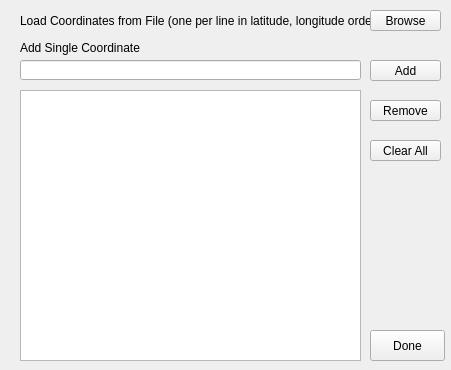
NationalSecurityAgency/qgis-latlontools-plugin, file multiZoomDialog.ui: the form before one commit.
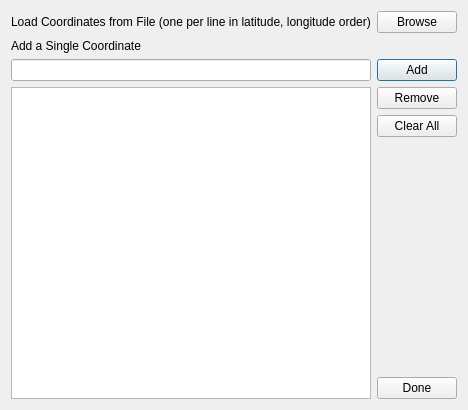
The form after the commit.

Commit message: Updated GUIs to be machine and font independent.

Patch:
```diff
--- a/multiZoomDialog.ui
+++ b/multiZoomDialog.ui
@@ -6,187 +6,118 @@
    <rect>
     <x>0</x>
     <y>0</y>
-    <width>451</width>
-    <height>370</height>
+    <width>464</width>
+    <height>410</height>
    </rect>
   </property>
   <property name="windowTitle">
    <string>Multi-Location Zoom</string>
   </property>
-  <widget class="QPushButton" name="doneButton">
-   <property name="geometry">
-    <rect>
-     <x>370</x>
-     <y>330</y>
-     <width>75</width>
-     <height>31</height>
-    </rect>
-   </property>
-   <property name="text">
-    <string>Done</string>
-   </property>
-   <property name="autoDefault">
-    <bool>false</bool>
-   </property>
-  </widget>
+  <layout class="QVBoxLayout" name="verticalLayout">
+   <item>
+    <layout class="QHBoxLayout" name="horizontalLayout">
+     <item>
   <widget class="QLabel" name="label">
-   <property name="geometry">
-    <rect>
-     <x>20</x>
-     <y>10</y>
-     <width>351</width>
-     <height>21</height>
-    </rect>
-   </property>
    <property name="text">
     <string>Load Coordinates from File (one per line in latitude, longitude order)</string>
    </property>
   </widget>
+     </item>
+     <item>
+      <spacer name="horizontalSpacer">
+       <property name="orientation">
+        <enum>Qt::Horizontal</enum>
+       </property>
+       <property name="sizeHint" stdset="0">
+        <size>
+         <width>40</width>
+         <height>20</height>
+        </size>
+       </property>
+      </spacer>
+     </item>
+     <item>
   <widget class="QPushButton" name="browseButton">
-   <property name="geometry">
-    <rect>
-     <x>370</x>
-     <y>10</y>
-     <width>71</width>
-     <height>21</height>
-    </rect>
-   </property>
    <property name="text">
     <string>Browse</string>
    </property>
-   <property name="autoDefault">
-    <bool>false</bool>
-   </property>
-   <property name="default">
-    <bool>false</bool>
-   </property>
-  </widget>
-  <widget class="QTableWidget" name="resultsTable">
-   <property name="geometry">
-    <rect>
-     <x>20</x>
-     <y>90</y>
-     <width>341</width>
-     <height>271</height>
-    </rect>
-   </property>
-   <property name="sizePolicy">
-    <sizepolicy hsizetype="Expanding" vsizetype="Expanding">
-     <horstretch>0</horstretch>
-     <verstretch>0</verstretch>
-    </sizepolicy>
-   </property>
-   <property name="maximumSize">
-    <size>
-     <width>481</width>
-     <height>300</height>
-    </size>
-   </property>
-   <property name="editTriggers">
-    <set>QAbstractItemView::NoEditTriggers</set>
-   </property>
-   <property name="tabKeyNavigation">
-    <bool>false</bool>
-   </property>
-   <property name="selectionMode">
-    <enum>QAbstractItemView::SingleSelection</enum>
-   </property>
-   <property name="selectionBehavior">
-    <enum>QAbstractItemView::SelectRows</enum>
-   </property>
-   <property name="cornerButtonEnabled">
-    <bool>false</bool>
-   </property>
-   <attribute name="horizontalHeaderDefaultSectionSize">
-    <number>152</number>
-   </attribute>
-   <attribute name="horizontalHeaderHighlightSections">
-    <bool>false</bool>
-   </attribute>
-   <attribute name="verticalHeaderHighlightSections">
-    <bool>false</bool>
-   </attribute>
-  </widget>
+      </widget>
+     </item>
+    </layout>
+   </item>
+   <item>
   <widget class="QLabel" name="label_2">
-   <property name="geometry">
-    <rect>
-     <x>20</x>
-     <y>40</y>
-     <width>171</width>
-     <height>16</height>
-    </rect>
-   </property>
    <property name="text">
-    <string>Add Single Coordinate</string>
-   </property>
-  </widget>
-  <widget class="QLineEdit" name="coordTxt">
-   <property name="geometry">
-    <rect>
-     <x>20</x>
-     <y>60</y>
-     <width>341</width>
-     <height>20</height>
-    </rect>
-   </property>
-  </widget>
+      <string>Add a Single Coordinate</string>
+     </property>
+    </widget>
+   </item>
+   <item>
+    <layout class="QHBoxLayout" name="horizontalLayout_2">
+     <item>
+      <widget class="QLineEdit" name="coordTxt"/>
+     </item>
+     <item>
   <widget class="QPushButton" name="addButton">
-   <property name="geometry">
-    <rect>
-     <x>370</x>
-     <y>60</y>
-     <width>71</width>
-     <height>21</height>
-    </rect>
-   </property>
    <property name="text">
     <string>Add</string>
    </property>
-   <property name="autoDefault">
-    <bool>false</bool>
-   </property>
    <property name="default">
-    <bool>false</bool>
-   </property>
-  </widget>
+        <bool>true</bool>
+       </property>
+      </widget>
+     </item>
+    </layout>
+   </item>
+   <item>
+    <layout class="QHBoxLayout" name="horizontalLayout_3">
+     <item>
+      <widget class="QTableWidget" name="resultsTable"/>
+     </item>
+     <item>
+      <layout class="QVBoxLayout" name="verticalLayout_2">
+       <item>
   <widget class="QPushButton" name="removeButton">
-   <property name="geometry">
-    <rect>
-     <x>370</x>
-     <y>100</y>
-     <width>71</width>
-     <height>21</height>
-    </rect>
-   </property>
    <property name="text">
     <string>Remove</string>
    </property>
-   <property name="autoDefault">
-    <bool>false</bool>
-   </property>
-   <property name="default">
-    <bool>false</bool>
-   </property>
-  </widget>
+        </widget>
+       </item>
+       <item>
   <widget class="QPushButton" name="clearAllButton">
-   <property name="geometry">
-    <rect>
-     <x>370</x>
-     <y>140</y>
-     <width>71</width>
-     <height>21</height>
-    </rect>
-   </property>
    <property name="text">
     <string>Clear All</string>
    </property>
-   <property name="autoDefault">
-    <bool>false</bool>
+        </widget>
+       </item>
+       <item>
+        <spacer name="verticalSpacer">
+         <property name="orientation">
+          <enum>Qt::Vertical</enum>
+         </property>
+         <property name="sizeHint" stdset="0">
+          <size>
+           <width>20</width>
+           <height>40</height>
+          </size>
+         </property>
+        </spacer>
+       </item>
+       <item>
+        <widget class="QPushButton" name="doneButton">
+         <property name="text">
+          <string>Done</string>
    </property>
    <property name="default">
     <bool>false</bool>
    </property>
   </widget>
+       </item>
+      </layout>
+     </item>
+    </layout>
+   </item>
+  </layout>
  </widget>
  <resources/>
  <connections/>
```
Lines whose indentation alone changed are shown as unchanged. The commit also changes 3 other files.
